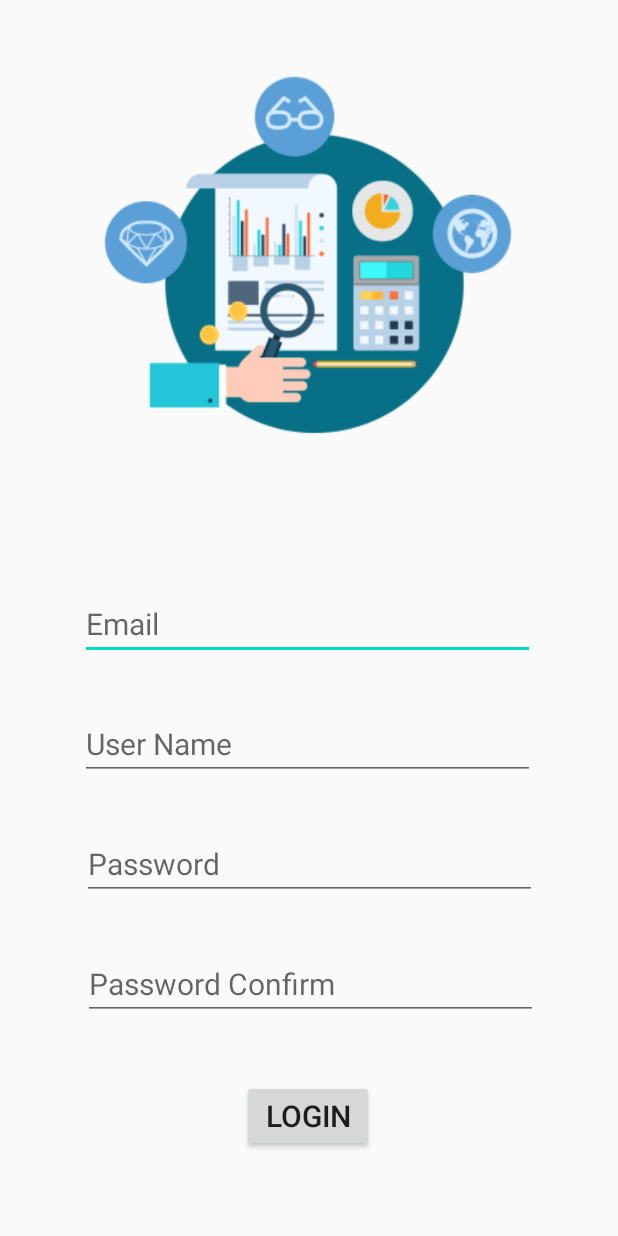
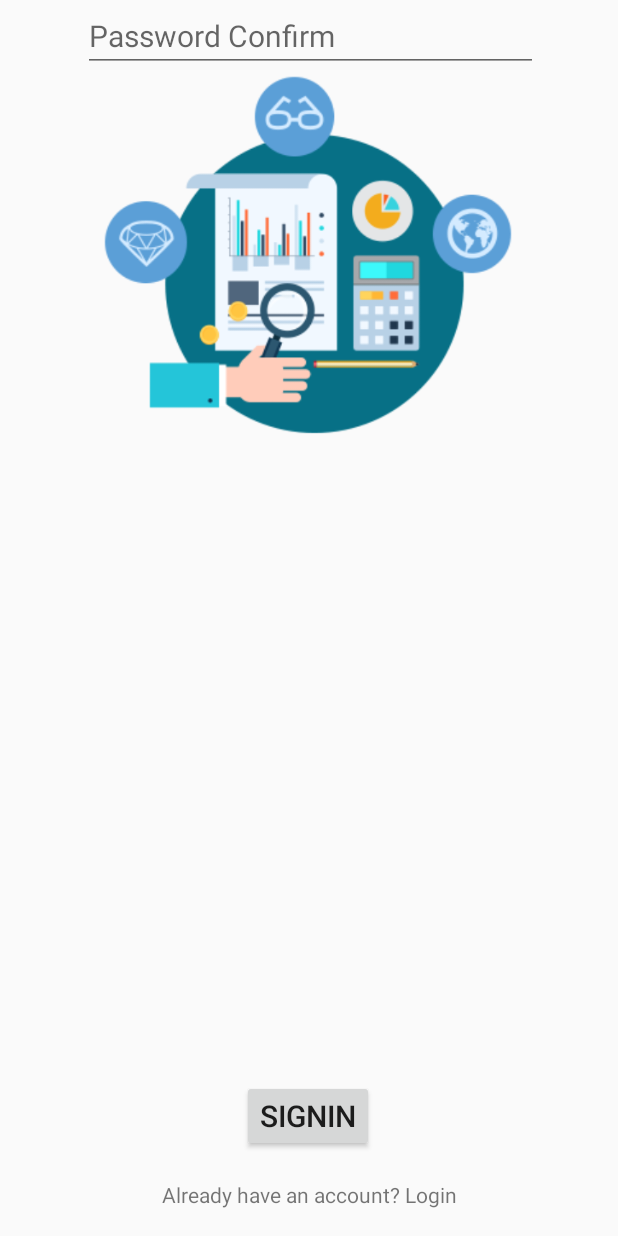
Before and after one commit to JosephLahiru/stocks-portfolio-management-system, an Android app: the SignInActivity screen opened directly, with no data from a screen before it, on a phone screen of 412 x 824 dp. Run offline under Robolectric (Android 15) with nearby library versions, the phone set to English and light mode, and no system bars; our stand-ins replace Firebase (no records; nobody signed in at launch, a user with empty details on screens opened directly).

Commit message:
Stooped at SignInActivity

```diff
--- a/app/src/main/AndroidManifest.xml
+++ b/app/src/main/AndroidManifest.xml
@@ -18,7 +18,8 @@
         <activity
             android:name=".LoginActivity"
             android:exported="false" />
-        <activity android:name=".GetStaredActivity" >
+        <activity android:name=".GetStaredActivity"
+            android:exported="true">
             <intent-filter>
                 <action android:name="android.intent.action.MAIN" />
 
--- a/app/src/main/java/com/example/stocksportfoliomanagementsystem/SignInActivity.java
+++ b/app/src/main/java/com/example/stocksportfoliomanagementsystem/SignInActivity.java
@@ -1,13 +1,53 @@
 package com.example.stocksportfoliomanagementsystem;
 
 import androidx.appcompat.app.AppCompatActivity;
+
+import android.content.Intent;
 import android.os.Bundle;
+import android.view.View;
+import android.widget.Button;
+import android.widget.EditText;
+import android.widget.TextView;
+
+import com.google.firebase.auth.FirebaseAuth;
 
 public class SignInActivity extends AppCompatActivity {
+
+    EditText userName, email, password, passwordConfirm;
+    FirebaseAuth mAuth;
+    Button signInButton;
+    TextView loginText;
 
     @Override
     protected void onCreate(Bundle savedInstanceState) {
         super.onCreate(savedInstanceState);
         setContentView(R.layout.activity_signin);
+
+        userName = findViewById(R.id.editTextUserName);
+        email = findViewById(R.id.etEmail);
+        password = findViewById(R.id.editTextPassword);
+        passwordConfirm = findViewById(R.id.editTextPasswordConfirm);
+        signInButton = (Button) findViewById(R.id.signInButton);
+        loginText = (TextView) findViewById(R.id.loginText);
+
+        mAuth = FirebaseAuth.getInstance();
+
+        signInButton.setOnClickListener(new View.OnClickListener() {
+            @Override
+            public void onClick(View view) {
+                createUser();
+            }
+        });
+
+        loginText.setOnClickListener(new View.OnClickListener() {
+            @Override
+            public void onClick(View view) {
+                startActivity(new Intent(SignInActivity.this, LoginActivity.class));
+            }
+        });
+    }
+
+    private void createUser(){
+
     }
 }
--- a/app/src/main/res/layout/activity_signin.xml
+++ b/app/src/main/res/layout/activity_signin.xml
@@ -8,13 +8,13 @@
     tools:context=".SignInActivity">
 
   <EditText
-      android:id="@+id/editEmail"
+      android:id="@+id/etEmail"
       android:layout_width="wrap_content"
       android:layout_height="wrap_content"
       android:layout_marginBottom="32dp"
       android:ems="13"
       android:hint="Email"
-      android:inputType="textPersonName"
+      android:inputType="textEmailAddress"
       android:textSize="20sp"
       app:layout_constraintBottom_toTopOf="@id/editTextUserName"
       app:layout_constraintEnd_toEndOf="parent"
@@ -52,7 +52,7 @@
       android:id="@+id/editTextPasswordConfirm"
       android:layout_width="wrap_content"
       android:layout_height="wrap_content"
-      android:layout_marginBottom="40dp"
+      android:layout_marginBottom="30dp"
       android:ems="13"
       android:hint="Password Confirm"
       android:inputType="textPassword"
@@ -63,11 +63,11 @@
       app:layout_constraintStart_toStartOf="parent" />
 
   <Button
-      android:id="@+id/loginButton"
+      android:id="@+id/signInButton"
       android:layout_width="wrap_content"
       android:layout_height="wrap_content"
       android:layout_marginBottom="56dp"
-      android:text="Login"
+      android:text="SignIn"
       android:textSize="20sp"
       app:layout_constraintBottom_toBottomOf="parent"
       app:layout_constraintEnd_toEndOf="parent"
@@ -87,4 +87,14 @@
       app:layout_constraintVertical_bias="0.0"
       app:srcCompat="@mipmap/portfolio2" />
 
-  </androidx.constraintlayout.widget.ConstraintLayout>
+  <TextView
+      android:id="@+id/loginText"
+      android:layout_width="wrap_content"
+      android:layout_height="wrap_content"
+      android:text="Already have an account? Login"
+      app:layout_constraintBottom_toBottomOf="parent"
+      app:layout_constraintEnd_toEndOf="parent"
+      app:layout_constraintStart_toStartOf="parent"
+      app:layout_constraintTop_toBottomOf="@+id/signInButton" />
+
+</androidx.constraintlayout.widget.ConstraintLayout>
```
Also changed, not shown: app/build.gradle (+10 -9 lines), app/src/main/java/com/example/stocksportfoliomanagementsystem/ProfileActivity.java (+20 -0 lines), app/src/main/res/layout/activity_login.xml (+11 -1 lines), app/src/main/res/layout/activity_profile.xml (+14 -0 lines), 1 other file.
